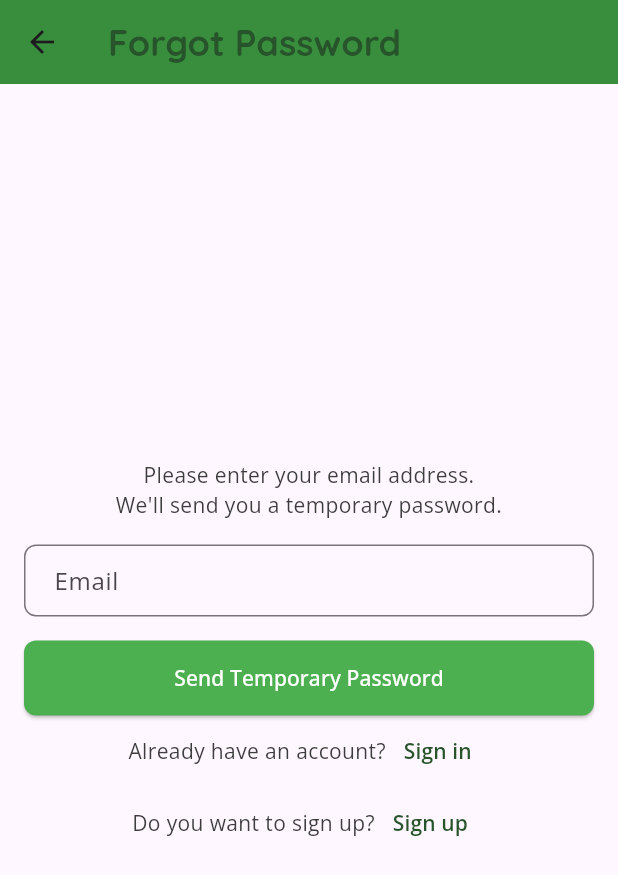
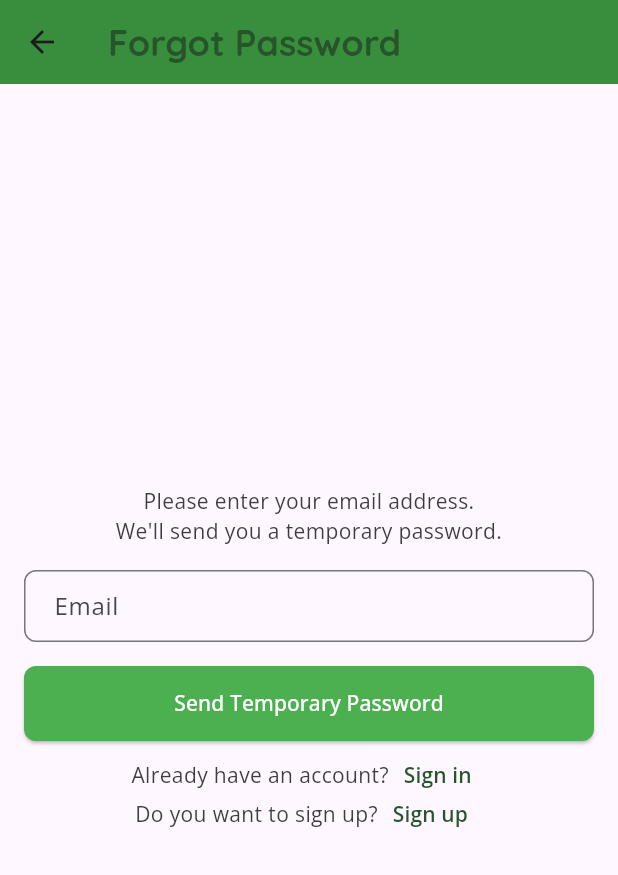
Before and after one commit to Eco-Picker/eco-picker, a Flutter app: the ForgotPasswordScreen screen opened directly, on a phone screen of 412 x 824 dp. Shown: the top 875 px of the screen. Run offline on Flutter 3.47's test engine with Material 3 defaults, Android fonts, the phone set to English and light mode, and no system bars; our stand-ins replace camera, fluttertoast, geolocator, google_fonts, google_maps_flutter, image_picker and 2 more; accounts and stored records are empty.

Commit message:
Fixed padding problem of the forgot pw screen/sign up screen

```diff
--- a/lib/screens/forgot_password_screen.dart
+++ b/lib/screens/forgot_password_screen.dart
@@ -29,18 +29,6 @@ class _ForgotPasswordScreenState extends State<ForgotPasswordScreen> {
     }
   }
 
-  // String? _validateEmail(String? value) {
-  //   if (value == null || value.isEmpty) {
-  //     return 'Please enter your email address';
-  //   }
-  //   String pattern = r'^[^@\s]+@[^@\s]+\.[^@\s]+$';
-  //   RegExp regex = RegExp(pattern);
-  //   if (!regex.hasMatch(value)) {
-  //     return 'Please enter a valid email address';
-  //   }
-  //   return null;
-  // }
-
   @override
   Widget build(BuildContext context) {
     return Scaffold(
@@ -55,12 +43,14 @@ class _ForgotPasswordScreenState extends State<ForgotPasswordScreen> {
             key: _formKey,
             child: Column(
               mainAxisAlignment: MainAxisAlignment.center,
+              crossAxisAlignment: CrossAxisAlignment.stretch, // Add this line
               children: [
                 Text(
-                    'Please enter your email address. \nWe\'ll send you a temporary password.',
-                    textAlign: TextAlign.center,
-                    style: bodyTextStyle()),
-                SizedBox(height: 16),
+                  'Please enter your email address.\nWe\'ll send you a temporary password.',
+                  textAlign: TextAlign.center,
+                  style: bodyTextStyle(),
+                ),
+                const SizedBox(height: 16),
                 TextFormField(
                   controller: _emailController,
                   decoration: InputDecoration(
@@ -78,12 +68,13 @@ class _ForgotPasswordScreenState extends State<ForgotPasswordScreen> {
                   cursorColor: Color(0xFF4CAF50),
                   validator: validateEmail,
                 ),
-                SizedBox(height: 16),
+                const SizedBox(height: 16),
                 ElevatedButton(
                   onPressed: _sendTemporaryPassword,
                   style: submitButtonStyle(),
                   child: Text('Send Temporary Password'),
                 ),
+                const SizedBox(height: 10),
                 Row(
                   mainAxisAlignment: MainAxisAlignment.center,
                   children: <Widget>[
@@ -92,6 +83,11 @@ class _ForgotPasswordScreenState extends State<ForgotPasswordScreen> {
                       onPressed: () {
                         Navigator.pop(context);
                       },
+                      style: TextButton.styleFrom(
+                        minimumSize: Size.zero,
+                        padding: EdgeInsets.fromLTRB(10.0, 3.0, 10.0, 3.0),
+                        tapTargetSize: MaterialTapTargetSize.shrinkWrap,
+                      ),
                       child: Text(
                         'Sign in',
                         style: selectTextStyle(),
@@ -111,6 +107,11 @@ class _ForgotPasswordScreenState extends State<ForgotPasswordScreen> {
                               builder: (context) => SignUpScreen()),
                         );
                       },
+                      style: TextButton.styleFrom(
+                        minimumSize: Size.zero,
+                        padding: EdgeInsets.fromLTRB(10.0, 3.0, 10.0, 3.0),
+                        tapTargetSize: MaterialTapTargetSize.shrinkWrap,
+                      ),
                       child: Text(
                         'Sign up',
                         style: selectTextStyle(),
```
Also changed, not shown: lib/screens/sign_up_screen.dart (+11 -0 lines).
